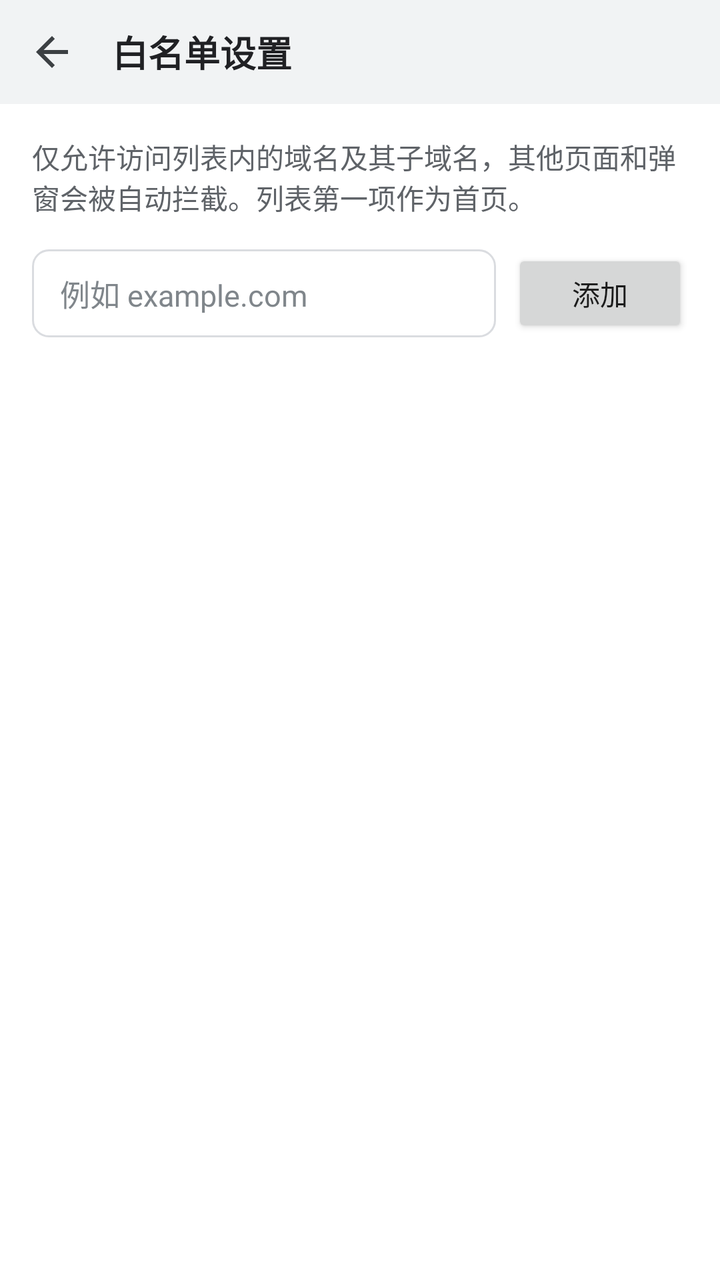
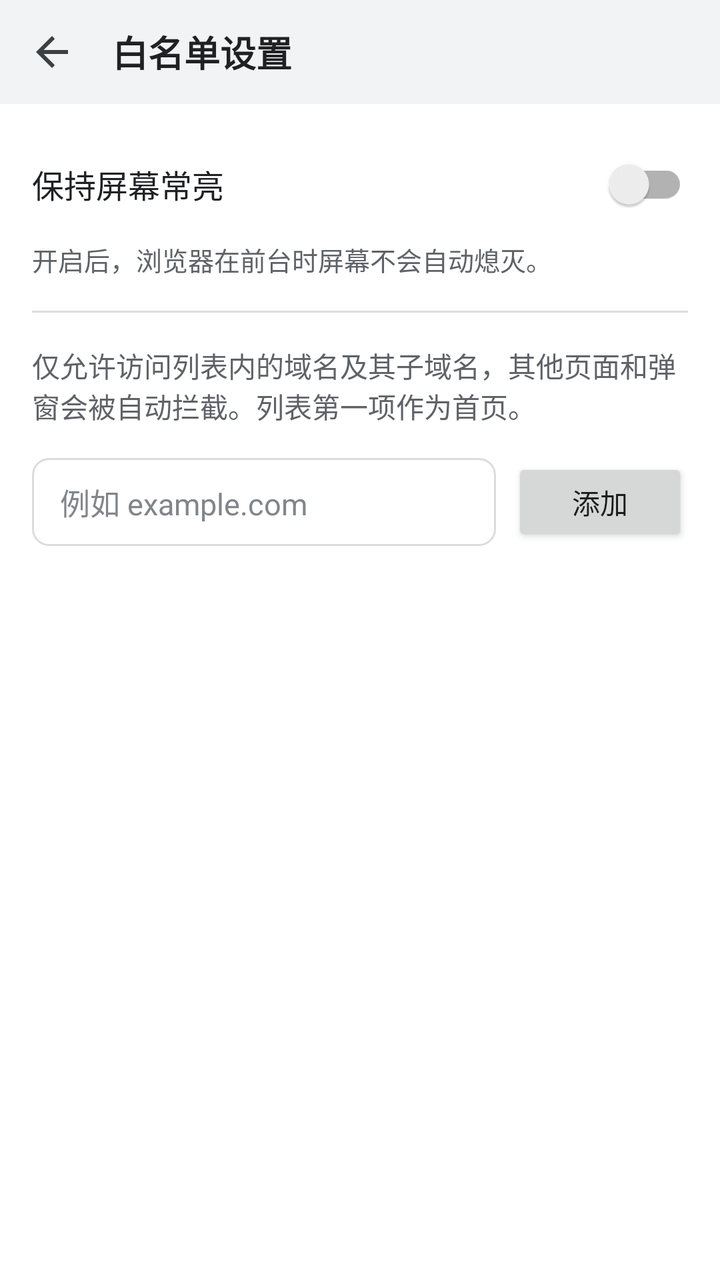

The first picture is an Android layout as it rendered before a commit; the second is the same layout after the commit. The layout source and the unified diff follow.
<!-- AndroidManifest.xml: application theme Theme.YarnChrome -->
<!-- res/layout/activity_settings.xml -->
<?xml version="1.0" encoding="utf-8"?>
<LinearLayout xmlns:android="http://schemas.android.com/apk/res/android"
    android:layout_width="match_parent"
    android:layout_height="match_parent"
    android:background="#FFFFFF"
    android:orientation="vertical">

    <LinearLayout
        android:layout_width="match_parent"
        android:layout_height="52dp"
        android:background="#F1F3F4"
        android:gravity="center_vertical"
        android:orientation="horizontal"
        android:paddingStart="4dp"
        android:paddingEnd="16dp">

        <ImageButton
            android:id="@+id/btnClose"
            android:layout_width="44dp"
            android:layout_height="44dp"
            android:background="?attr/selectableItemBackgroundBorderless"
            android:contentDescription="@string/back"
            android:src="@drawable/ic_back"
            android:tint="#3C4043" />

        <TextView
            android:layout_width="wrap_content"
            android:layout_height="wrap_content"
            android:layout_marginStart="8dp"
            android:text="@string/settings_title"
            android:textColor="#202124"
            android:textSize="18sp"
            android:textStyle="bold" />
    </LinearLayout>

    <ScrollView
        android:layout_width="match_parent"
        android:layout_height="0dp"
        android:layout_weight="1"
        android:fillViewport="true">

        <LinearLayout
            android:layout_width="match_parent"
            android:layout_height="wrap_content"
            android:layout_gravity="center_horizontal"
            android:orientation="vertical"
            android:padding="16dp">

            <TextView
                android:layout_width="match_parent"
                android:layout_height="wrap_content"
                android:text="@string/settings_desc"
                android:textColor="#5F6368"
                android:textSize="14sp" />

            <LinearLayout
                android:layout_width="match_parent"
                android:layout_height="wrap_content"
                android:layout_marginTop="16dp"
                android:gravity="center_vertical"
                android:orientation="horizontal">

                <EditText
                    android:id="@+id/domainInput"
                    android:layout_width="0dp"
                    android:layout_height="44dp"
                    android:layout_weight="1"
                    android:background="@drawable/bg_address"
                    android:hint="@string/domain_hint"
                    android:imeOptions="actionDone"
                    android:importantForAutofill="no"
                    android:inputType="textUri"
                    android:maxLines="1"
                    android:paddingStart="14dp"
                    android:paddingEnd="14dp"
                    android:textColor="#202124"
                    android:textColorHint="#80868B"
                    android:textSize="15sp" />

                <Button
                    android:id="@+id/btnAdd"
                    android:layout_width="wrap_content"
                    android:layout_height="44dp"
                    android:layout_marginStart="8dp"
                    android:text="@string/add" />
            </LinearLayout>

            <LinearLayout
                android:id="@+id/domainList"
                android:layout_width="match_parent"
                android:layout_height="wrap_content"
                android:layout_marginTop="12dp"
                android:orientation="vertical" />

            <TextView
                android:id="@+id/emptyView"
                android:layout_width="match_parent"
                android:layout_height="wrap_content"
                android:layout_marginTop="24dp"
                android:gravity="center"
                android:text="@string/empty_whitelist"
                android:textColor="#80868B"
                android:textSize="14sp"
                android:visibility="gone" />
        </LinearLayout>
    </ScrollView>
</LinearLayout>
<!-- resources referenced by this layout -->
<resources>
  <!-- drawable bg_address (drawable) -->
  <?xml version="1.0" encoding="utf-8"?>
  <shape xmlns:android="http://schemas.android.com/apk/res/android"
      android:shape="rectangle">
      <solid android:color="#FFFFFF" />
      <stroke
          android:width="1dp"
          android:color="#DADCE0" />
      <corners android:radius="8dp" />
  </shape>
  <!-- drawable ic_back (drawable) -->
  <?xml version="1.0" encoding="utf-8"?>
  <vector xmlns:android="http://schemas.android.com/apk/res/android"
      android:width="24dp"
      android:height="24dp"
      android:viewportWidth="24"
      android:viewportHeight="24">
      <path
          android:fillColor="#FF000000"
          android:pathData="M20,11H7.83l5.59,-5.59L12,4l-8,8 8,8 1.41,-1.41L7.83,13H20v-2z" />
  </vector>
  <string name="add">添加</string>
  <string name="back">后退</string>
  <string name="domain_hint">例如 example.com</string>
  <string name="empty_whitelist">白名单为空，请先添加允许访问的域名</string>
  <string name="settings_desc">仅允许访问列表内的域名及其子域名，其他页面和弹窗会被自动拦截。列表第一项作为首页。</string>
  <string name="settings_title">白名单设置</string>
  <style name="Theme.YarnChrome" parent="Theme.AppCompat.Light.NoActionBar">
          <item name="colorPrimary">#1A73E8</item>
          <item name="colorPrimaryDark">#F1F3F4</item>
          <item name="colorAccent">#1A73E8</item>
          <item name="android:windowBackground">@android:color/white</item>
          <item name="android:windowLightStatusBar">true</item>
      </style>
</resources>

<!-- the commit's change to res/layout/activity_settings.xml (unified diff, before → after) -->
@@ -45,6 +45,29 @@
             android:layout_gravity="center_horizontal"
             android:orientation="vertical"
             android:padding="16dp">
+
+            <androidx.appcompat.widget.SwitchCompat
+                android:id="@+id/switchKeepOn"
+                android:layout_width="match_parent"
+                android:layout_height="48dp"
+                android:text="@string/keep_screen_on"
+                android:textColor="#202124"
+                android:textSize="16sp" />
+
+            <TextView
+                android:layout_width="match_parent"
+                android:layout_height="wrap_content"
+                android:layout_marginTop="4dp"
+                android:text="@string/keep_screen_on_desc"
+                android:textColor="#5F6368"
+                android:textSize="13sp" />
+
+            <View
+                android:layout_width="match_parent"
+                android:layout_height="1dp"
+                android:layout_marginTop="16dp"
+                android:layout_marginBottom="16dp"
+                android:background="#DADCE0" />
 
             <TextView
                 android:layout_width="match_parent"
<!-- resource entries referenced after the edit -->
@@ -25,6 +25,8 @@
   <string name="back">后退</string>
   <string name="domain_hint">例如 example.com</string>
   <string name="empty_whitelist">白名单为空，请先添加允许访问的域名</string>
+  <string name="keep_screen_on">保持屏幕常亮</string>
+  <string name="keep_screen_on_desc">开启后，浏览器在前台时屏幕不会自动熄灭。</string>
   <string name="settings_desc">仅允许访问列表内的域名及其子域名，其他页面和弹窗会被自动拦截。列表第一项作为首页。</string>
   <string name="settings_title">白名单设置</string>
   <style name="Theme.YarnChrome" parent="Theme.AppCompat.Light.NoActionBar">
